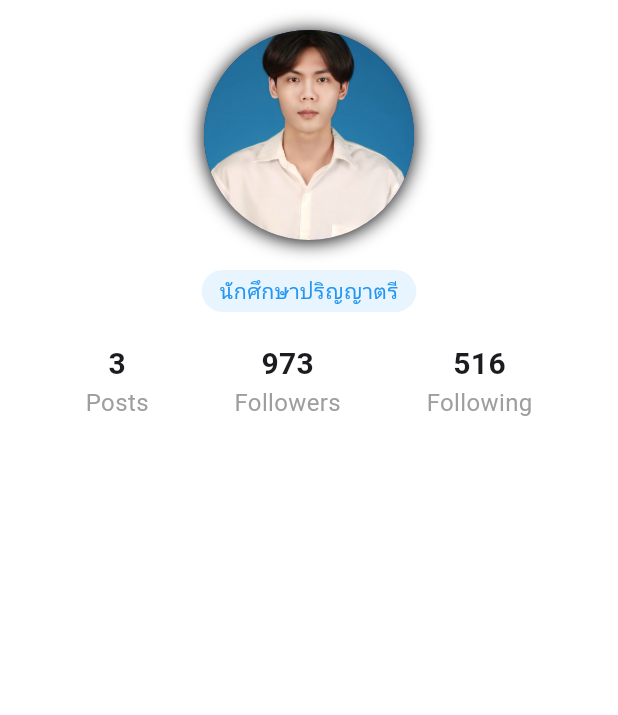
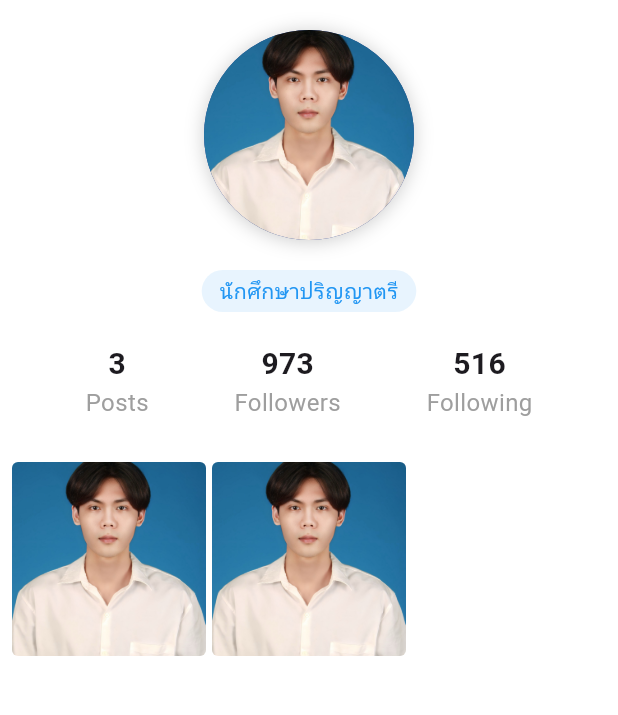
Before and after one commit to Patiz-pao/flutter-learning, a Flutter app: the Profile screen opened by its route, on a phone screen of 412 x 824 dp, the part 84-799 px from its top. Run offline on Flutter 3.47's test engine with Material 3 defaults, Android fonts, the phone set to English and light mode, and no system bars; our stand-ins replace google_fonts; network calls fail; Roboto replaces fonts that are missing (Kanit).

Commit message:
add ui profile

```diff
--- a/lib/pages/profile.dart
+++ b/lib/pages/profile.dart
@@ -5,18 +5,24 @@ class Profile extends StatelessWidget {
 
   @override
   Widget build(BuildContext context) {
+    final List<String> imagePaths = [
+      "assets/images/Patipat_1.JPG",
+      "assets/images/Patipat_2.JPG"
+    ];
+
     return Scaffold(
       appBar: AppBar(
         title: const Text('My Profile'),
         backgroundColor: Theme.of(context).colorScheme.primary,
         leading: IconButton(
           icon: const Icon(Icons.arrow_back),
-          color: Colors.white, // เปลี่ยนสีของปุ่ม back arrow ที่นี่
+          color: Colors.white,
           onPressed: () {
-            Navigator.pop(context); // กลับไปหน้าก่อนหน้า
+            Navigator.pop(context);
           },
         ),
       ),
+
       body: SingleChildScrollView(
         child: Column(
           children: [
@@ -27,7 +33,7 @@ class Profile extends StatelessWidget {
                 shape: BoxShape.circle,
                 boxShadow: [
                   BoxShadow(
-                    color: Colors.black.withValues(),
+                    color: Colors.black.withOpacity(0.2),
                     blurRadius: 10,
                     offset: const Offset(0, 1),
                   ),
@@ -60,6 +66,34 @@ class Profile extends StatelessWidget {
                 _buildStatColumn('Following', '516'),
               ],
             ),
+            const SizedBox(height: 20),
+
+            GridView.builder(
+              shrinkWrap: true,
+              physics: const NeverScrollableScrollPhysics(),
+              padding: const EdgeInsets.all(8),
+              gridDelegate: const SliverGridDelegateWithFixedCrossAxisCount(
+                crossAxisCount: 3,
+                crossAxisSpacing: 4,
+                mainAxisSpacing: 4,
+              ),
+              itemCount: imagePaths.length,
+              itemBuilder: (context, index) {
+                return ClipRRect(
+                  borderRadius: BorderRadius.circular(4),
+                  child: Image.asset(
+                    imagePaths[index],
+                    fit: BoxFit.cover,
+                    errorBuilder: (context, error, stackTrace) {
+                      return Image.asset(
+                        "assets/images/Patipat.JPG",
+                        fit: BoxFit.cover,
+                      );
+                    },
+                  ),
+                );
+              },
+            ),
           ],
         ),
       ),
```
Also changed, not shown: assets/images/Patipat_1.JPG (added), assets/images/Patipat_2.JPG (added).
